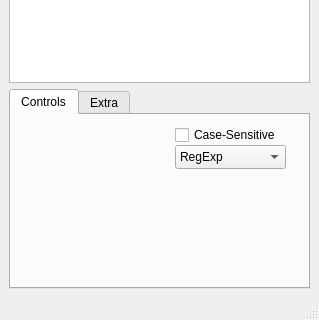
The window that ui/mainwindow.ui (hydrargyrum/regexinator) describes before a commit, drawn with Qt 5; both pictures show x 0 to 319 and y 171 to 491 of the 319 by 491 pixel window.
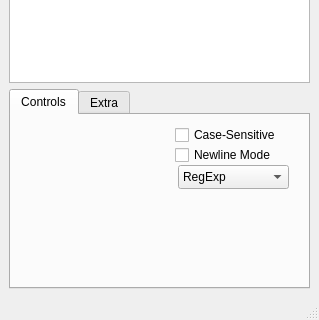
The same window after the commit. Custom widgets are drawn as their Qt base class.

Commit message: Added experimental feature: newline mode. You can select whether the text should be matched as a whole paragraph or as individual lines.

```diff
--- a/ui/mainwindow.ui
+++ b/ui/mainwindow.ui
@@ -66,8 +66,8 @@
        <widget class="QComboBox" name="cmbPatternSyntax">
         <property name="geometry">
          <rect>
-          <x>164</x>
-          <y>30</y>
+          <x>167</x>
+          <y>50</y>
           <width>111</width>
           <height>24</height>
          </rect>
@@ -103,6 +103,19 @@
          </property>
         </item>
        </widget>
+       <widget class="QCheckBox" name="chkNewLineMode">
+        <property name="geometry">
+         <rect>
+          <x>164</x>
+          <y>30</y>
+          <width>111</width>
+          <height>20</height>
+         </rect>
+        </property>
+        <property name="text">
+         <string>Newline Mode</string>
+        </property>
+       </widget>
       </widget>
       <widget class="QWidget" name="Extra">
        <attribute name="title">
```
The commit also changes 4 other files.
